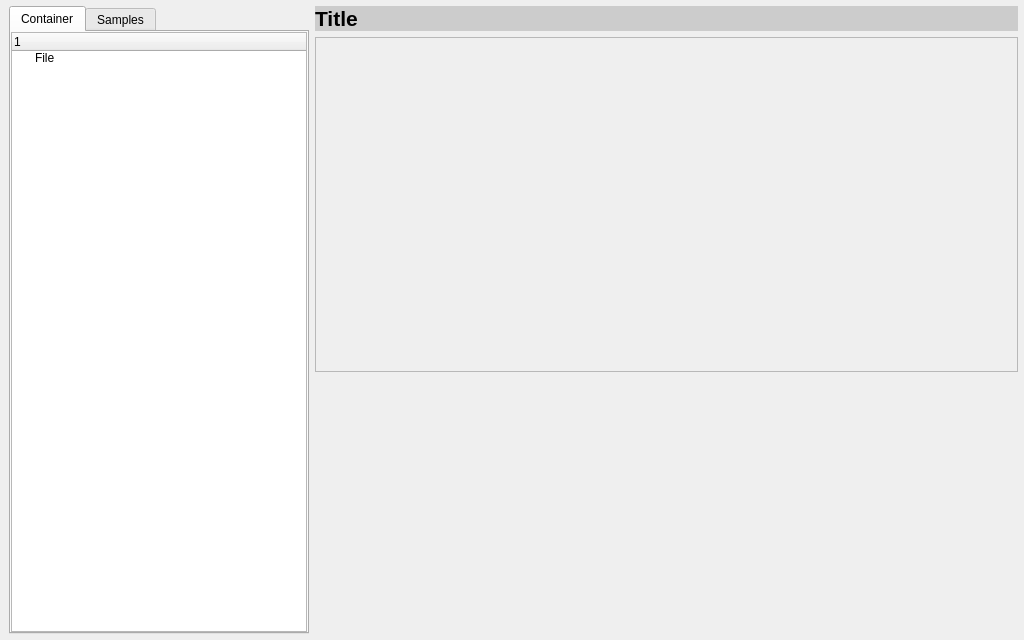
This is mini_analyser/ui/explorer.ui in emericg/MiniVideo as Qt 5 draws it before an edit. The edited form follows.
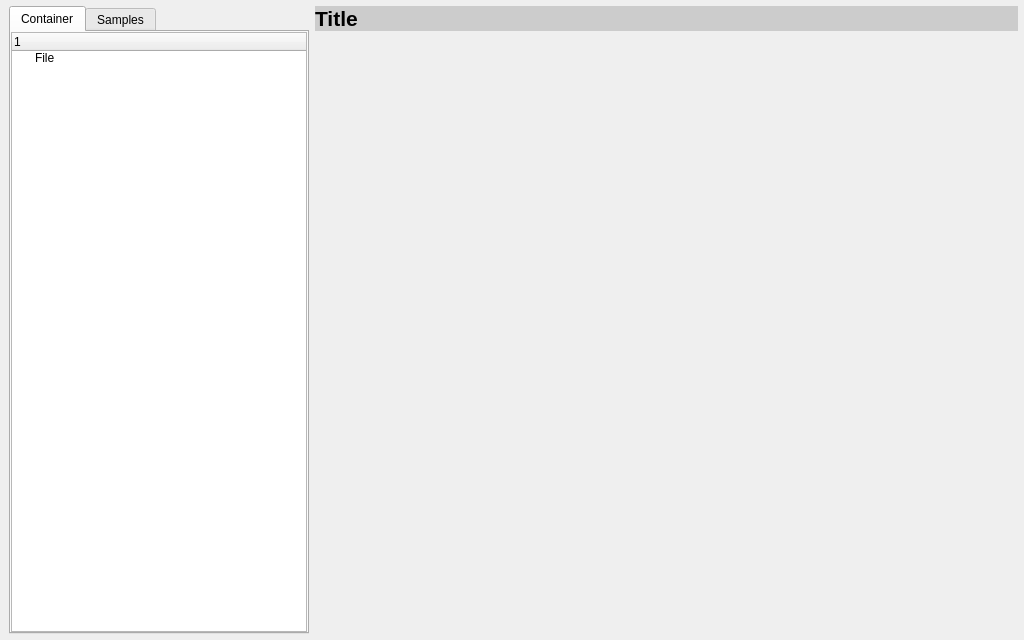
This is the edited form. Icons and pictures are not drawn. Custom widgets are drawn as their Qt base class.

Commit message: mini_analyser: improve GUI

What changed in the file:
```diff
--- a/mini_analyser/ui/explorer.ui
+++ b/mini_analyser/ui/explorer.ui
@@ -165,6 +165,9 @@
           <height>256</height>
          </size>
         </property>
+        <property name="frameShape">
+         <enum>QFrame::NoFrame</enum>
+        </property>
         <property name="horizontalScrollBarPolicy">
          <enum>Qt::ScrollBarAlwaysOff</enum>
         </property>
@@ -176,8 +179,8 @@
           <rect>
            <x>0</x>
            <y>0</y>
-           <width>697</width>
-           <height>318</height>
+           <width>688</width>
+           <height>325</height>
           </rect>
          </property>
          <layout class="QGridLayout" name="gridLayout_3">
```
The commit also changes 1 other file.
